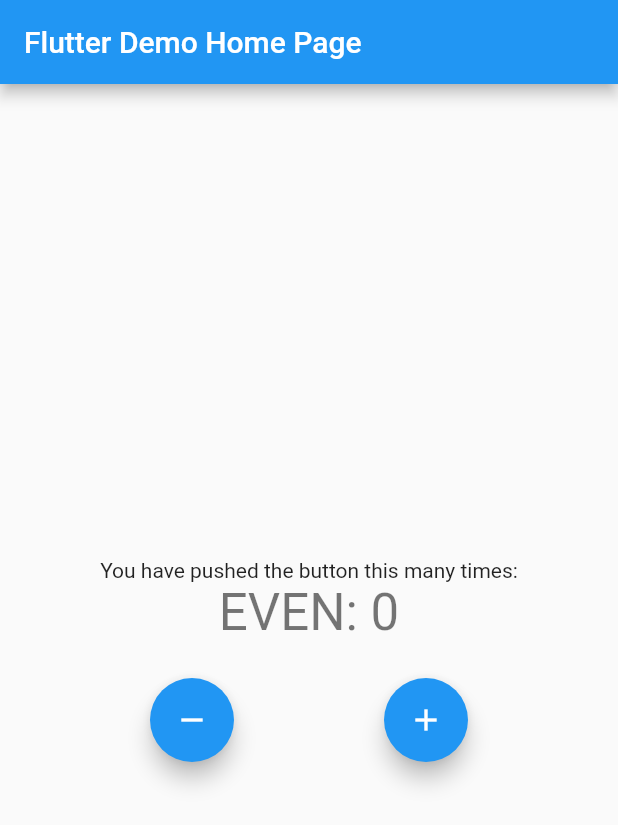
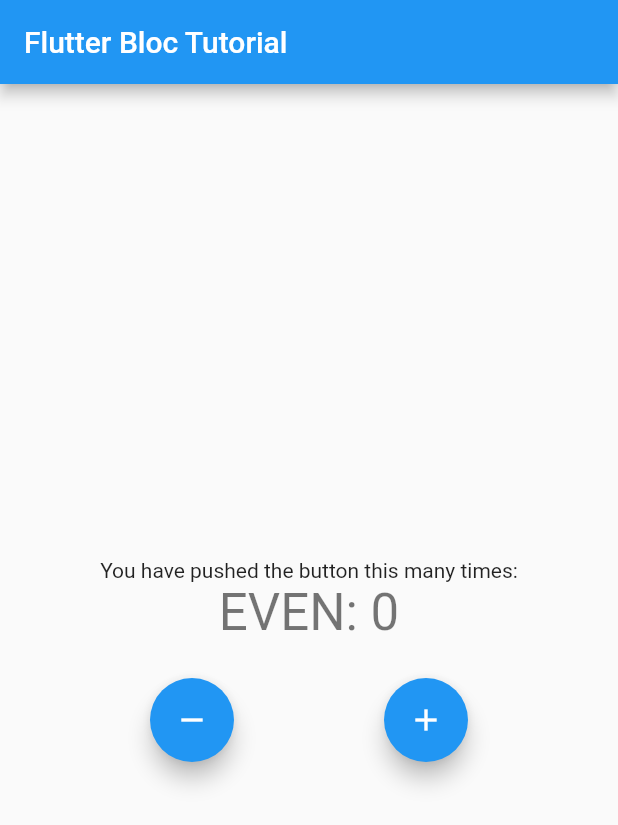
Before and after one commit to dastagg/FLY-Bloc-Tutorial, a Flutter app: the screen it shows after launch, on a phone screen of 412 x 824 dp. Shown: the top 825 px of the screen. Run offline on Flutter 3.47's test engine with Material 2 defaults, Android fonts, the phone set to English and light mode, and no system bars; our stand-ins replace bloc, flutter_bloc.

Commit message:
Update App title.

```diff
--- a/lib/main.dart
+++ b/lib/main.dart
@@ -18,7 +18,7 @@ class MyApp extends StatelessWidget {
         theme: ThemeData(
           primarySwatch: Colors.blue,
         ),
-        home: const MyHomePage(title: 'Flutter Demo Home Page'),
+        home: const MyHomePage(title: 'Flutter Bloc Tutorial'),
       ),
     );
   }
```
